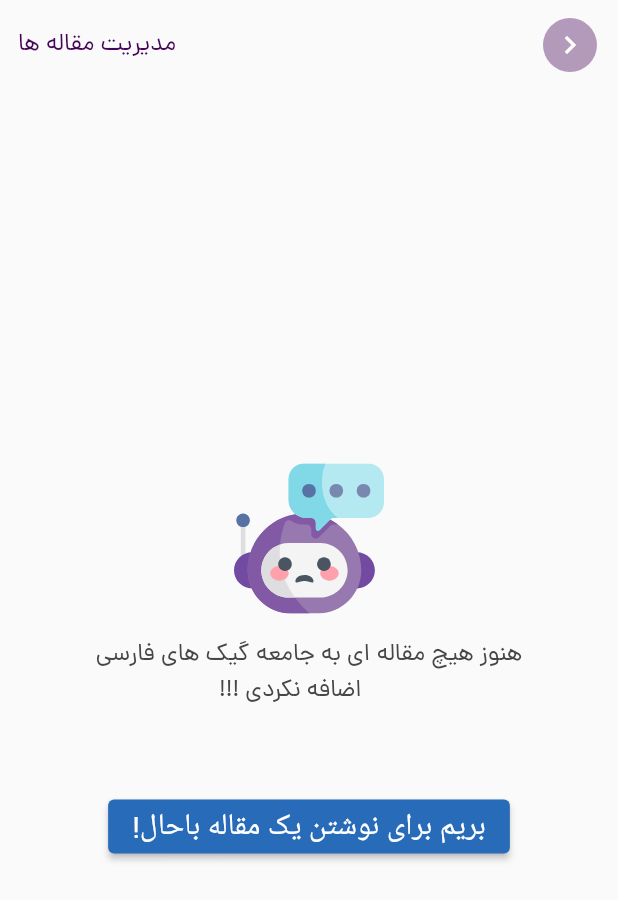
After one commit to amin-dmi/tecBlog, a Flutter app: the ManageArticle screen opened by its route, on a phone screen of 412 x 824 dp. The commit adds this screen. Shown: the top 900 px of the screen. Run offline on Flutter 3.47's test engine with Material 3 defaults, Android fonts, the phone set to English and light mode, and no system bars; our stand-ins replace cached_network_image, dio, flutter_spinkit, flutter_svg, flutter_widget_from_html, get and 2 more; accounts and stored records are empty; network calls fail.

Commit message:
Create EmptyState

```diff
--- a/lib/binding.dart
+++ b/lib/binding.dart
@@ -1,7 +1,8 @@
 import 'package:get/get.dart';
-import 'package:tecapplication/controller/list_article_controller.dart';
+import 'package:tecapplication/controller/article/list_article_controller.dart';
+import 'package:tecapplication/controller/article/manage_article_controller.dart';
 import 'package:tecapplication/controller/register_Controller.dart';
-import 'package:tecapplication/controller/single_article_controller.dart';
+import 'package:tecapplication/controller/article/single_article_controller.dart';
 
 class ArticleBinding implements Bindings {
   @override
@@ -17,3 +18,10 @@ class RegisterBinding implements Bindings {
     Get.put(RegisterController());
   }
 }
+
+class ArticelManagerBinding implements Bindings {
+  @override
+  void dependencies() {
+    Get.put(ManageArticleController());
+  }
+}
--- a/lib/component/myStrings.dart
+++ b/lib/component/myStrings.dart
@@ -24,6 +24,9 @@ class myString {
 
 برای ارسال مطلب و پادکست باید حتما
 ثبت نام کنی """;
+  static const articleEmpty = """هنوز هیچ مقاله ای به جامعه گیک های فارسی
+      اضافه نکردی !!!
+""";
 
   static const successfulRegister = """
 تبریک میگم ، ایمیل با موفقیت تایید شد
--- a/lib/component/my_component.dart
+++ b/lib/component/my_component.dart
@@ -92,13 +92,18 @@ PreferredSize appBar(String titleText) {
         backgroundColor: Colors.transparent,
         leading: Padding(
           padding: const EdgeInsets.only(left: 16.0),
+          child: GestureDetector(
+            onTap: () {
+              Get.back();
+            },
             child: Container(
-            child: Icon(Icons.keyboard_arrow_left),
+              child: Icon(Icons.keyboard_arrow_right),
               height: 40.0,
               width: 40.0,
               decoration: BoxDecoration(
                   color: solidColors.primeryColor.withAlpha(100),
                   shape: BoxShape.circle),
+            ),
           ),
         ),
         actions: [
--- /dev/null
+++ b/lib/controller/article/manage_article_controller.dart
@@ -0,0 +1,8 @@
+import 'package:get/get.dart';
+import 'package:tecapplication/models/article_model.dart';
+
+class ManageArticleController extends GetxController {
+  RxList<ArticleModel> articleList = RxList.empty();
+
+  getManageArticle() {}
+}
--- a/lib/controller/register_Controller.dart
+++ b/lib/controller/register_Controller.dart
@@ -7,6 +7,7 @@ import 'package:get/get.dart';
 import 'package:get_storage/get_storage.dart';
 import 'package:tecapplication/component/api_constant.dart';
 import 'package:tecapplication/component/storage_const.dart';
+import 'package:tecapplication/main.dart';
 import 'package:tecapplication/services/dio_services.dart';
 import 'package:tecapplication/view/main_Screen/mainScreen.dart';
 import 'package:tecapplication/view/register/registerIntro.dart';
@@ -100,7 +101,7 @@ class RegisterController extends GetxController {
               Row(mainAxisAlignment: MainAxisAlignment.spaceAround, children: [
                 GestureDetector(
                   onTap: () {
-                    log("مدیریت مقاله");
+                    Get.toNamed(NamedRoute.manageArticle);
                   },
                   child: Container(
                     child: Row(
--- a/lib/main.dart
+++ b/lib/main.dart
@@ -4,6 +4,7 @@ import 'package:get/get.dart';
 import 'package:get_storage/get_storage.dart';
 import 'package:tecapplication/binding.dart';
 import 'package:tecapplication/component/myColors.dart';
+import 'package:tecapplication/view/articles/manage_article.dart';
 import 'package:tecapplication/view/main_Screen/mainScreen.dart';
 import 'package:tecapplication/view/articles/single.dart';
 import 'package:tecapplication/view/spalshScreen.dart';
@@ -27,13 +28,17 @@ class MyApp extends StatelessWidget {
     return GetMaterialApp(
       getPages: [
         GetPage(
-            name: routeMainScreen,
+            name: NamedRoute.routeMainScreen,
             page: () => MainScreenState(),
             binding: RegisterBinding()),
         GetPage(
-            name: routeSingleArticle,
+            name: NamedRoute.routeSingleArticle,
             page: () => Single(),
             binding: ArticleBinding()),
+        GetPage(
+            name: NamedRoute.manageArticle,
+            page: () => ManageArticle(),
+            binding: ArticelManagerBinding()),
       ],
       locale: const Locale('fa'),
       debugShowCheckedModeBanner: false,
@@ -55,7 +60,7 @@ class MyApp extends StatelessWidget {
           }),
           textStyle: MaterialStateProperty.resolveWith((states) {
             if (states.contains(MaterialState.pressed)) {
-              return TextStyle(fontSize: 25);
+              return TextStyle(fontSize: 23);
             }
             return TextStyle(fontSize: 20);
           }),
@@ -116,5 +121,8 @@ class MyApp extends StatelessWidget {
   }
 }
 
-const String routeMainScreen = '/MainScreen';
-const String routeSingleArticle = '/SingleArticle';
+class NamedRoute {
+  static String routeMainScreen = '/MainScreen';
+  static String routeSingleArticle = '/SingleArticle';
+  static String manageArticle = '/ManageArticle';
+}
--- a/lib/view/articles/articel_list_screen.dart
+++ b/lib/view/articles/articel_list_screen.dart
@@ -2,8 +2,8 @@ import 'package:cached_network_image/cached_network_image.dart';
 import 'package:flutter/material.dart';
 import 'package:get/get.dart';
 import 'package:tecapplication/component/my_component.dart';
-import 'package:tecapplication/controller/list_article_controller.dart';
-import 'package:tecapplication/controller/single_article_controller.dart';
+import 'package:tecapplication/controller/article/list_article_controller.dart';
+import 'package:tecapplication/controller/article/single_article_controller.dart';
 import 'package:tecapplication/main.dart';
 
 class ArticleListScreen extends StatelessWidget {
@@ -34,7 +34,7 @@ class ArticleListScreen extends StatelessWidget {
                         // listarticleController.articleList[index].id!);
                         singlearticleController.getList(
                             listarticleController.articleList[index].id);
-                        Get.toNamed(routeSingleArticle);
+                        Get.toNamed(NamedRoute.routeSingleArticle);
                       },
                       child: Padding(
                         padding: const EdgeInsets.all(8.0),
--- /dev/null
+++ b/lib/view/articles/manage_article.dart
@@ -0,0 +1,57 @@
+import 'package:flutter/material.dart';
+import 'package:flutter/widgets.dart';
+import 'package:flutter_svg/flutter_svg.dart';
+import 'package:get/get.dart';
+import 'package:tecapplication/component/my_component.dart';
+import 'package:tecapplication/controller/register_Controller.dart';
+import 'package:tecapplication/component/myStrings.dart';
+import 'package:tecapplication/component/myColors.dart';
+
+class ManageArticle extends StatelessWidget {
+  ManageArticle({super.key});
+  var registerController = Get.find<RegisterController>();
+
+  @override
+  Widget build(BuildContext context) {
+    var textTheme = Theme.of(context).textTheme;
+    var size = MediaQuery.of(context).size;
+
+    return SafeArea(
+      child: Scaffold(
+        appBar: appBar("مدیریت مقاله ها"),
+        body: articleEmptyState(textTheme),
+      ),
+    );
+  }
+
+  Widget articleEmptyState(TextTheme textTheme) {
+    return Center(
+      child: Column(
+        mainAxisAlignment: MainAxisAlignment.center,
+        children: [
+          SvgPicture.asset(
+            'assets/images/tecBotEmpty.svg',
+            height: 100,
+          ),
+          Padding(
+            padding: const EdgeInsets.only(top: 16),
+            child: RichText(
+                textAlign: TextAlign.center,
+                text: TextSpan(
+                    text: myString.articleEmpty, style: textTheme.headline4)),
+          ),
+          Padding(
+            padding: const EdgeInsets.only(top: 30),
+            child: ElevatedButton(
+              onPressed: () {},
+              child: const Text(
+                'بریم برای نوشتن یک مقاله باحال!',
+                style: TextStyle(color: solidColors.statusBarIconBrightness),
+              ),
+            ),
+          ),
+        ],
+      ),
+    );
+  }
+}
--- a/lib/view/articles/single.dart
+++ b/lib/view/articles/single.dart
@@ -4,8 +4,8 @@ import 'package:flutter_widget_from_html/flutter_widget_from_html.dart';
 import 'package:get/get.dart';
 import 'package:tecapplication/component/myColors.dart';
 import 'package:tecapplication/component/my_component.dart';
-import 'package:tecapplication/controller/list_article_controller.dart';
-import 'package:tecapplication/controller/single_article_controller.dart';
+import 'package:tecapplication/controller/article/list_article_controller.dart';
+import 'package:tecapplication/controller/article/single_article_controller.dart';
 import 'package:tecapplication/view/articles/articel_list_screen.dart';
 
 class Single extends StatelessWidget {
--- a/lib/view/main_Screen/homeScreen.dart
+++ b/lib/view/main_Screen/homeScreen.dart
@@ -4,7 +4,7 @@ import 'package:tecapplication/component/myColors.dart';
 import 'package:flutter/material.dart';
 import 'package:tecapplication/component/my_component.dart';
 import 'package:tecapplication/controller/home_screen_controller.dart';
-import 'package:tecapplication/controller/single_article_controller.dart';
+import 'package:tecapplication/controller/article/single_article_controller.dart';
 import 'package:tecapplication/models/fake_data.dart';
 import 'package:tecapplication/view/articles/articel_list_screen.dart';
 
--- a/lib/view/spalshScreen.dart
+++ b/lib/view/spalshScreen.dart
@@ -14,7 +14,7 @@ class _splashScreenState extends State<splashScreen> {
   @override
   void initState() {
     Future.delayed(Duration(seconds: 0)).then((value) {
-      Get.offAndToNamed(routeMainScreen);
+      Get.offAndToNamed(NamedRoute.routeMainScreen);
     });
     super.initState();
   }
```
Also changed, not shown: assets/images/tecBotEmpty.svg (added), lib/controller/article/list_article_controller.dart (renamed from lib/controller/list_article_controller.dart), lib/controller/article/single_article_controller.dart (renamed from lib/controller/single_article_controller.dart). Lines whose indentation alone changed are shown as unchanged.
